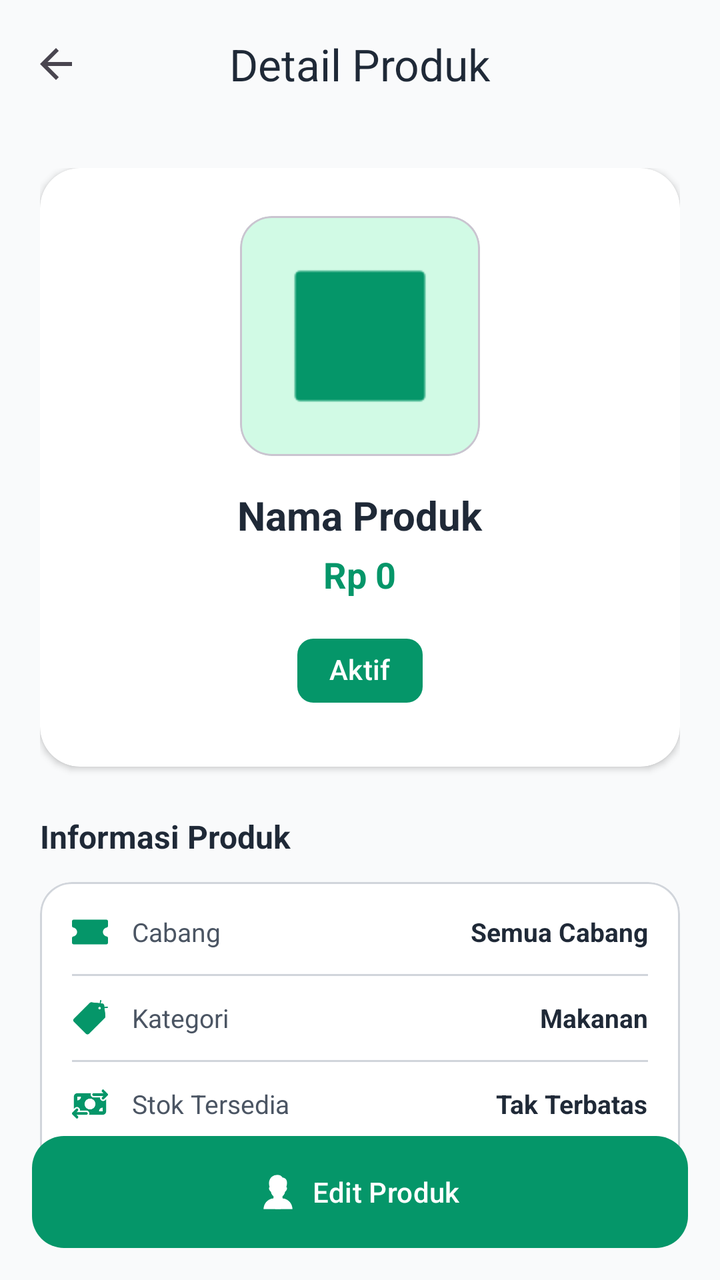
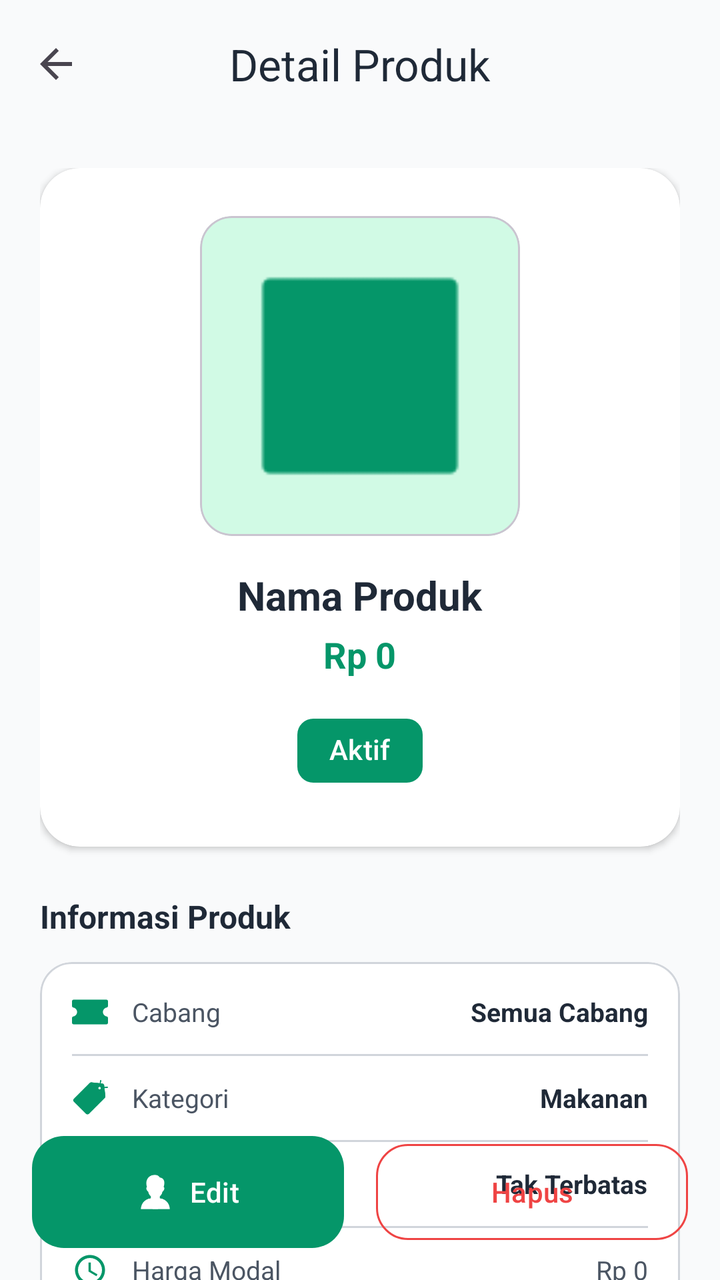

Screens rendered from an Android XML layout before and after an edit, with the pre-edit source and the edit as a unified diff.
<!-- AndroidManifest.xml: application theme Theme.PenjualanDev -->
<!-- res/layout/activity_detail_produk.xml -->
<?xml version="1.0" encoding="utf-8"?>
<androidx.coordinatorlayout.widget.CoordinatorLayout xmlns:android="http://schemas.android.com/apk/res/android"
    xmlns:app="http://schemas.android.com/apk/res-auto"
    xmlns:tools="http://schemas.android.com/tools"
    android:layout_width="match_parent"
    android:layout_height="match_parent"
    android:background="@color/colorPageBackground"
    tools:context=".produk.DetailProdukActivity">

    <com.google.android.material.appbar.AppBarLayout
        android:layout_width="match_parent"
        android:layout_height="wrap_content"
        android:background="@color/colorPageBackground"
        app:elevation="0dp">

        <com.google.android.material.appbar.MaterialToolbar
            android:id="@+id/toolbar"
            android:layout_width="match_parent"
            android:layout_height="?attr/actionBarSize"
            app:navigationIcon="?homeAsUpIndicator"
            app:title="Detail Produk"
            app:titleCentered="true"
            app:titleTextColor="@color/colorToolbarTitle" />
    </com.google.android.material.appbar.AppBarLayout>

    <androidx.core.widget.NestedScrollView
        android:layout_width="match_parent"
        android:layout_height="match_parent"
        app:layout_behavior="@string/appbar_scrolling_view_behavior">

        <LinearLayout
            android:layout_width="match_parent"
            android:layout_height="wrap_content"
            android:orientation="vertical"
            android:padding="20dp">

            
            <com.google.android.material.card.MaterialCardView
                android:layout_width="match_parent"
                android:layout_height="wrap_content"
                app:cardCornerRadius="20dp"
                app:cardElevation="2dp"
                app:cardBackgroundColor="?attr/colorSurfaceContainer"
                app:strokeWidth="0dp">

                <LinearLayout
                    android:layout_width="match_parent"
                    android:layout_height="wrap_content"
                    android:gravity="center"
                    android:orientation="vertical"
                    android:padding="24dp">

                    <com.google.android.material.card.MaterialCardView
                        android:layout_width="120dp"
                        android:layout_height="120dp"
                        app:cardCornerRadius="16dp"
                        app:cardElevation="0dp"
                        app:cardBackgroundColor="@color/colorSecondary">

                        <ImageView
                            android:id="@+id/iv_detail_foto"
                            android:layout_width="match_parent"
                            android:layout_height="match_parent"
                            android:scaleType="centerCrop"
                            android:src="@drawable/menu"
                            app:tint="@color/colorPrimary"
                            android:padding="20dp"/>
                    </com.google.android.material.card.MaterialCardView>

                    <TextView
                        android:id="@+id/tv_detail_nama"
                        android:layout_width="wrap_content"
                        android:layout_height="wrap_content"
                        android:layout_marginTop="16dp"
                        android:text="Nama Produk"
                        android:textColor="@color/colorToolbarTitle"
                        android:textSize="20sp"
                        android:textStyle="bold" />

                    <TextView
                        android:id="@+id/tv_detail_harga"
                        android:layout_width="wrap_content"
                        android:layout_height="wrap_content"
                        android:layout_marginTop="4dp"
                        android:text="Rp 0"
                        android:textColor="@color/colorPrimary"
                        android:textSize="18sp"
                        android:textStyle="bold" />

                    <com.google.android.material.chip.Chip
                        android:id="@+id/chip_detail_status"
                        android:layout_width="wrap_content"
                        android:layout_height="wrap_content"
                        android:layout_marginTop="12dp"
                        android:text="Aktif"
                        android:textColor="@color/white"
                        app:chipBackgroundColor="@color/green_success"
                        app:chipStrokeWidth="0dp" />
                </LinearLayout>
            </com.google.android.material.card.MaterialCardView>

            
            <TextView
                android:layout_width="match_parent"
                android:layout_height="wrap_content"
                android:layout_marginTop="24dp"
                android:text="Informasi Produk"
                android:textColor="@color/colorToolbarTitle"
                android:textSize="16sp"
                android:textStyle="bold" />

            <com.google.android.material.card.MaterialCardView
                android:layout_width="match_parent"
                android:layout_height="wrap_content"
                android:layout_marginTop="12dp"
                app:cardCornerRadius="16dp"
                app:cardElevation="0dp"
                app:strokeWidth="1dp"
                app:strokeColor="@color/colorOutlineStroke"
                app:cardBackgroundColor="?attr/colorSurfaceContainer">

                <LinearLayout
                    android:layout_width="match_parent"
                    android:layout_height="wrap_content"
                    android:orientation="vertical"
                    android:padding="16dp">

                    
                    <LinearLayout
                        android:layout_width="match_parent"
                        android:layout_height="wrap_content"
                        android:orientation="horizontal"
                        android:gravity="center_vertical">
                        <ImageView
                            android:layout_width="18dp"
                            android:layout_height="18dp"
                            android:src="@drawable/voucher"
                            app:tint="@color/colorPrimary"/>
                        <TextView
                            android:layout_width="0dp"
                            android:layout_height="wrap_content"
                            android:layout_weight="1"
                            android:layout_marginStart="12dp"
                            android:text="Cabang"
                            android:textColor="@color/colorSecondaryText"
                            android:textSize="13sp" />
                        <TextView
                            android:id="@+id/tv_detail_cabang"
                            android:layout_width="wrap_content"
                            android:layout_height="wrap_content"
                            android:text="Semua Cabang"
                            android:textColor="@color/colorToolbarTitle"
                            android:textStyle="bold"
                            android:textSize="13sp" />
                    </LinearLayout>

                    <View
                        android:layout_width="match_parent"
                        android:layout_height="1dp"
                        android:background="@color/colorOutlineStroke"
                        android:layout_marginVertical="12dp" />

                    
                    <LinearLayout
                        android:layout_width="match_parent"
                        android:layout_height="wrap_content"
                        android:orientation="horizontal"
                        android:gravity="center_vertical">
                        <ImageView
                            android:layout_width="18dp"
                            android:layout_height="18dp"
                            android:src="@drawable/label"
                            app:tint="@color/colorPrimary"/>
                        <TextView
                            android:layout_width="0dp"
                            android:layout_height="wrap_content"
                            android:layout_weight="1"
                            android:layout_marginStart="12dp"
                            android:text="Kategori"
                            android:textColor="@color/colorSecondaryText"
                            android:textSize="13sp" />
                        <TextView
                            android:id="@+id/tv_detail_kategori"
                            android:layout_width="wrap_content"
                            android:layout_height="wrap_content"
                            android:text="Makanan"
                            android:textColor="@color/colorToolbarTitle"
                            android:textStyle="bold"
                            android:textSize="13sp" />
                    </LinearLayout>

                    <View
                        android:layout_width="match_parent"
                        android:layout_height="1dp"
                        android:background="@color/colorOutlineStroke"
                        android:layout_marginVertical="12dp" />

                    
                    <LinearLayout
                        android:layout_width="match_parent"
                        android:layout_height="wrap_content"
                        android:orientation="horizontal"
                        android:gravity="center_vertical">
                        <ImageView
                            android:layout_width="18dp"
                            android:layout_height="18dp"
                            android:src="@drawable/transaksi"
                            app:tint="@color/colorPrimary"/>
                        <TextView
                            android:layout_width="0dp"
                            android:layout_height="wrap_content"
                            android:layout_weight="1"
                            android:layout_marginStart="12dp"
                            android:text="Stok Tersedia"
                            android:textColor="@color/colorSecondaryText"
                            android:textSize="13sp" />
                        <TextView
                            android:id="@+id/tv_detail_stok"
                            android:layout_width="wrap_content"
                            android:layout_height="wrap_content"
                            android:text="Tak Terbatas"
                            android:textColor="@color/colorToolbarTitle"
                            android:textStyle="bold"
                            android:textSize="13sp" />
                    </LinearLayout>

                    <View
                        android:layout_width="match_parent"
                        android:layout_height="1dp"
                        android:background="@color/colorOutlineStroke"
                        android:layout_marginVertical="12dp" />

                    
                    <LinearLayout
                        android:layout_width="match_parent"
                        android:layout_height="wrap_content"
                        android:orientation="horizontal"
                        android:gravity="center_vertical">
                        <ImageView
                            android:layout_width="18dp"
                            android:layout_height="18dp"
                            android:src="@drawable/ic_clock"
                            app:tint="@color/colorPrimary"/>
                        <TextView
                            android:layout_width="0dp"
                            android:layout_height="wrap_content"
                            android:layout_weight="1"
                            android:layout_marginStart="12dp"
                            android:text="Harga Modal"
                            android:textColor="@color/colorSecondaryText"
                            android:textSize="13sp" />
                        <TextView
                            android:id="@+id/tv_detail_harga_beli"
                            android:layout_width="wrap_content"
                            android:layout_height="wrap_content"
                            android:text="Rp 0"
                            android:textColor="@color/colorSecondaryText"
                            android:textSize="13sp" />
                    </LinearLayout>

                </LinearLayout>
            </com.google.android.material.card.MaterialCardView>

        </LinearLayout>
    </androidx.core.widget.NestedScrollView>

    
    <com.google.android.material.button.MaterialButton
        android:id="@+id/btn_edit_produk"
        style="@style/Widget.App.Button"
        android:layout_width="match_parent"
        android:layout_height="56dp"
        android:layout_gravity="bottom"
        android:layout_margin="16dp"
        android:text="Edit Produk"
        app:cornerRadius="16dp"
        app:icon="@drawable/pegawai"
        app:iconGravity="textStart" />

</androidx.coordinatorlayout.widget.CoordinatorLayout>
<!-- resources referenced by this layout -->
<resources>
  <color name="colorOutlineStroke">#D1D5DB</color>
  <color name="colorPageBackground">#F9FAFB</color>
  <color name="colorPrimary">#059669</color>
  <color name="colorSecondary">#D1FAE5</color>
  <color name="colorSecondaryText">#4B5563</color>
  <color name="colorToolbarTitle">#1F2937</color>
  <color name="green_success">#059669</color>
  <color name="white">#FFFFFFFF</color>
  <!-- drawable ic_clock (drawable) -->
  <vector xmlns:android="http://schemas.android.com/apk/res/android"
      android:width="24dp"
      android:height="24dp"
      android:viewportWidth="24"
      android:viewportHeight="24">
      <path
          android:fillColor="@android:color/white"
          android:pathData="M12,2C6.48,2 2,6.48 2,12s4.48,10 10,10 10,-4.48 10,-10S17.52,2 12,2zM12,20c-4.41,0 -8,-3.59 -8,-8s3.59,-8 8,-8 8,3.59 8,8 -3.59,8 -8,8z"/>
      <path
          android:fillColor="@android:color/white"
          android:pathData="M12.5,7H11v6l5.25,3.15 0.75,-1.23 -4.5,-2.67z"/>
  </vector>
  <!-- drawable label: png bitmap (drawable, 3169 bytes) -->
  <!-- drawable menu: png bitmap (drawable, 1911 bytes) -->
  <!-- drawable pegawai: png bitmap (drawable, 4285 bytes) -->
  <!-- drawable transaksi: png bitmap (drawable, 3072 bytes) -->
  <!-- drawable voucher: png bitmap (drawable, 3310 bytes) -->
  <style name="Widget.App.Button" parent="Widget.Material3.Button">
          <item name="cornerRadius">12dp</item>
          <item name="android:minHeight">48dp</item>
          <item name="backgroundTint">@color/colorPrimary</item>
          <item name="android:textColor">@color/white</item>
          <item name="android:insetTop">0dp</item>
          <item name="android:insetBottom">0dp</item>
      </style>
  <style name="Theme.PenjualanDev" parent="Base.Theme.PenjualanDev" />
  <style name="Base.Theme.PenjualanDev" parent="Theme.Material3.DayNight.NoActionBar">
          
          <item name="colorPrimary">@color/colorPrimary</item>
          <item name="colorOnPrimary">@color/colorOnPrimary</item>
          
          <item name="colorSecondary">@color/colorSecondary</item>
          <item name="colorOnSecondary">@color/colorOnSecondary</item>
          
          <item name="android:statusBarColor">@color/colorPrimary</item>
          
          <item name="colorSurface">@color/colorScreenBackground</item>
          <item name="colorOnSurface">@color/colorPrimaryText</item>
          <item name="colorSurfaceContainer">@color/colorCardBackground</item>
          <item name="colorSurfaceContainerLow">@color/colorSurfaceContainerLow</item>
          <item name="colorSurfaceContainerLowest">@color/colorSurfaceContainerLowest</item>
          <item name="colorSurfaceContainerHigh">@color/colorAuthCardBackground</item>
          <item name="colorOnSurfaceVariant">@color/colorSecondaryText</item>
          <item name="colorError">@color/red</item>
          
          <item name="materialButtonStyle">@style/Widget.App.Button</item>
      </style>
  <color name="colorOnPrimary">#FFFFFF</color>
  <color name="colorOnSecondary">#064E3B</color>
  <color name="colorScreenBackground">#F9FAFB</color>
  <color name="colorPrimaryText">#1F2937</color>
  <color name="colorCardBackground">#FFFFFF</color>
  <color name="colorSurfaceContainerLow">#F3F4F6</color>
  <color name="colorSurfaceContainerLowest">#FFFFFF</color>
  <color name="colorAuthCardBackground">#FFFFFF</color>
  <color name="red">#EF4444</color>
</resources>

<!-- the commit's change to res/layout/activity_detail_produk.xml (unified diff, before → after) -->
@@ -51,8 +51,8 @@
                     android:padding="24dp">
 
                     <com.google.android.material.card.MaterialCardView
-                        android:layout_width="120dp"
-                        android:layout_height="120dp"
+                        android:layout_width="160dp"
+                        android:layout_height="160dp"
                         app:cardCornerRadius="16dp"
                         app:cardElevation="0dp"
                         app:cardBackgroundColor="@color/colorSecondary">
@@ -265,16 +265,37 @@
     </androidx.core.widget.NestedScrollView>
 
     
-    <com.google.android.material.button.MaterialButton
-        android:id="@+id/btn_edit_produk"
-        style="@style/Widget.App.Button"
+    <LinearLayout
         android:layout_width="match_parent"
-        android:layout_height="56dp"
+        android:layout_height="wrap_content"
         android:layout_gravity="bottom"
         android:layout_margin="16dp"
-        android:text="Edit Produk"
-        app:cornerRadius="16dp"
-        app:icon="@drawable/pegawai"
-        app:iconGravity="textStart" />
+        android:orientation="horizontal"
+        android:weightSum="2">
+
+        <com.google.android.material.button.MaterialButton
+            android:id="@+id/btn_edit_produk"
+            style="@style/Widget.App.Button"
+            android:layout_width="0dp"
+            android:layout_height="56dp"
+            android:layout_marginEnd="8dp"
+            android:layout_weight="1"
+            android:text="Edit"
+            app:cornerRadius="16dp"
+            app:icon="@drawable/pegawai"
+            app:iconGravity="textStart" />
+
+        <com.google.android.material.button.MaterialButton
+            android:id="@+id/btn_hapus_produk"
+            style="?attr/materialButtonOutlinedStyle"
+            android:layout_width="0dp"
+            android:layout_height="56dp"
+            android:layout_marginStart="8dp"
+            android:layout_weight="1"
+            android:text="Hapus"
+            android:textColor="@color/red"
+            app:cornerRadius="16dp"
+            app:strokeColor="@color/red" />
+    </LinearLayout>
 
 </androidx.coordinatorlayout.widget.CoordinatorLayout>
